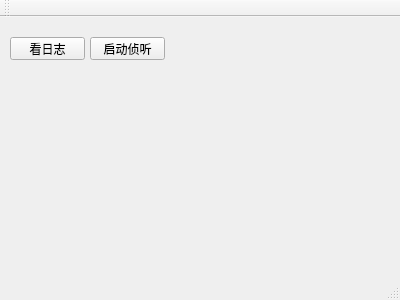
First picture: the form in FuturePmsSolution/PlatformCentralDataReceiver/mainwindow.ui, repository Anne081031/WinParkUI, before the edit.
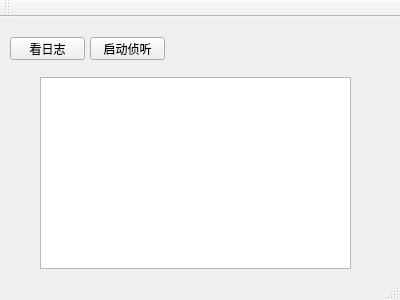
Second picture: the form after the edit.

Diff of the .ui file:
```diff
--- a/FuturePmsSolution/PlatformCentralDataReceiver/mainwindow.ui
+++ b/FuturePmsSolution/PlatformCentralDataReceiver/mainwindow.ui
@@ -40,6 +40,16 @@
      <string>看日志</string>
     </property>
    </widget>
+   <widget class="QListWidget" name="listWidget">
+    <property name="geometry">
+     <rect>
+      <x>40</x>
+      <y>60</y>
+      <width>311</width>
+      <height>192</height>
+     </rect>
+    </property>
+   </widget>
   </widget>
   <widget class="QMenuBar" name="menuBar">
    <property name="geometry">
```
